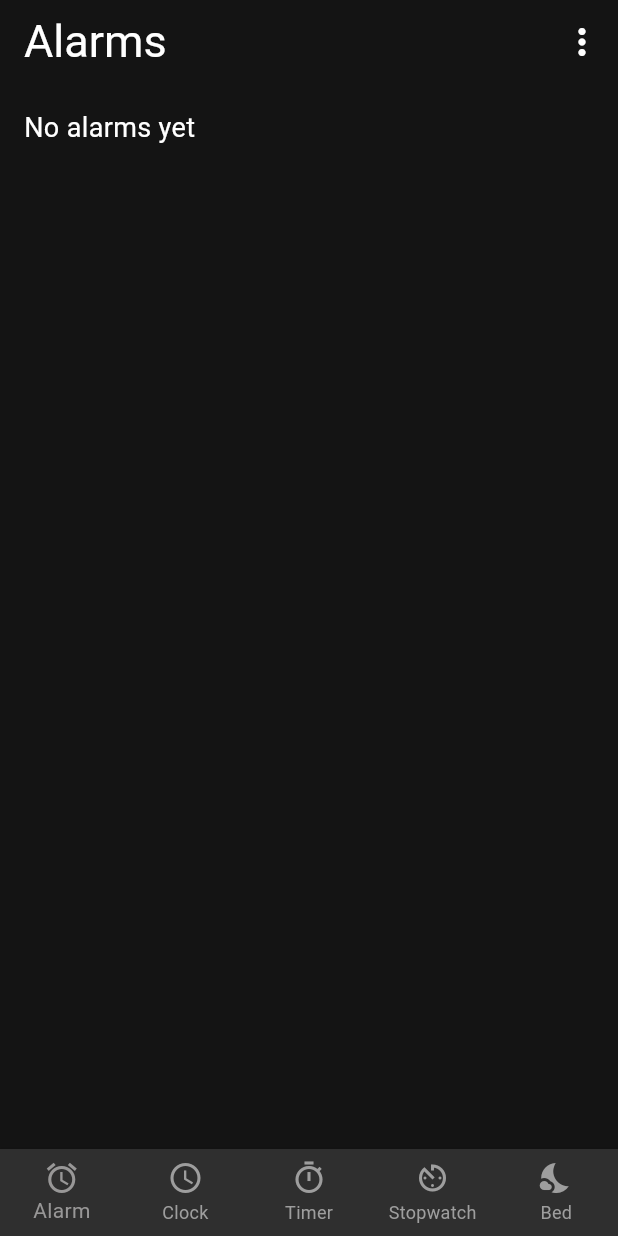
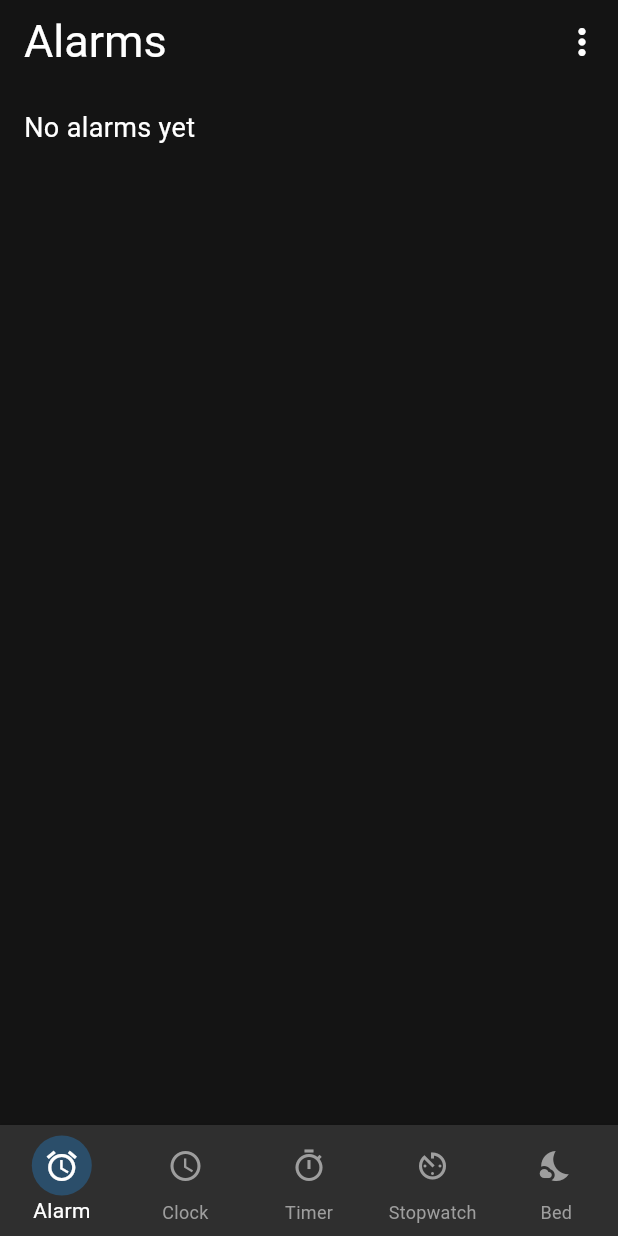
Before and after one commit to Labeebkhan/Clock, a Flutter app: the screen it shows after launch, on a phone screen of 412 x 824 dp. Run offline on Flutter 3.47's test engine with Material 3 defaults, Android fonts, the phone set to English and light mode, and no system bars.

Commit message:
Color border

```diff
--- a/lib/clock.dart
+++ b/lib/clock.dart
@@ -72,8 +72,8 @@ class _AlarmState extends State<Clock> {
                 _dateString,
                 style: const TextStyle(fontSize: 24, color: Colors.white70),
               ),
-              Padding(
-                padding: const EdgeInsets.only(top: 470),
+              Spacer(),
+              Container(
                 child: SizedBox(
                   height: 90,
                   width: 90,
--- a/lib/main.dart
+++ b/lib/main.dart
@@ -33,36 +33,46 @@ class _ClockHomeState extends State<ClockHome> {
     Center(child: Text('BedTime', style: TextStyle(fontSize: 24))),
   ];
 
+  final List<IconData> _icons = [
+    Icons.alarm,
+    Icons.access_time,
+    Icons.timer_outlined,
+    Icons.av_timer,
+    Icons.nights_stay,
+  ];
+
+  final List<String> _labels = ['Alarm', 'Clock', 'Timer', 'Stopwatch', 'Bed'];
+
   @override
   Widget build(BuildContext context) {
     return Scaffold(
       backgroundColor: const Color.fromARGB(255, 20, 20, 20),
       body: _pages[_currentIndex],
       bottomNavigationBar: BottomNavigationBar(
-        type: BottomNavigationBarType.fixed, // Needed for more than 3 items
+        type: BottomNavigationBarType.fixed,
         currentIndex: _currentIndex,
         onTap: (index) {
           setState(() => _currentIndex = index);
         },
         backgroundColor: const Color.fromARGB(255, 47, 47, 47),
-        selectedItemColor: const Color.fromARGB(255, 152, 151, 151),
+        selectedItemColor: Colors.white,
         unselectedItemColor: Colors.grey,
-        items: const [
-          BottomNavigationBarItem(icon: Icon(Icons.alarm), label: 'Alarm'),
-          BottomNavigationBarItem(
-            icon: Icon(Icons.access_time),
-            label: 'Clock',
-          ),
-          BottomNavigationBarItem(
-            icon: Icon(Icons.timer_outlined),
-            label: 'Timer',
-          ),
-          BottomNavigationBarItem(
-            icon: Icon(Icons.av_timer),
-            label: 'Stopwatch',
-          ),
-          BottomNavigationBarItem(icon: Icon(Icons.nights_stay), label: 'Bed'),
-        ],
+        items: List.generate(_icons.length, (index) {
+          return BottomNavigationBarItem(
+            label: _labels[index],
+            icon: Container(
+              padding: EdgeInsets.all(8),
+              decoration: BoxDecoration(
+                color:
+                    _currentIndex == index
+                        ? Colors.blue.withOpacity(0.3)
+                        : Colors.transparent,
+                borderRadius: BorderRadius.circular(40),
+              ),
+              child: Icon(_icons[index]),
+            ),
+          );
+        }),
       ),
     );
   }
```
